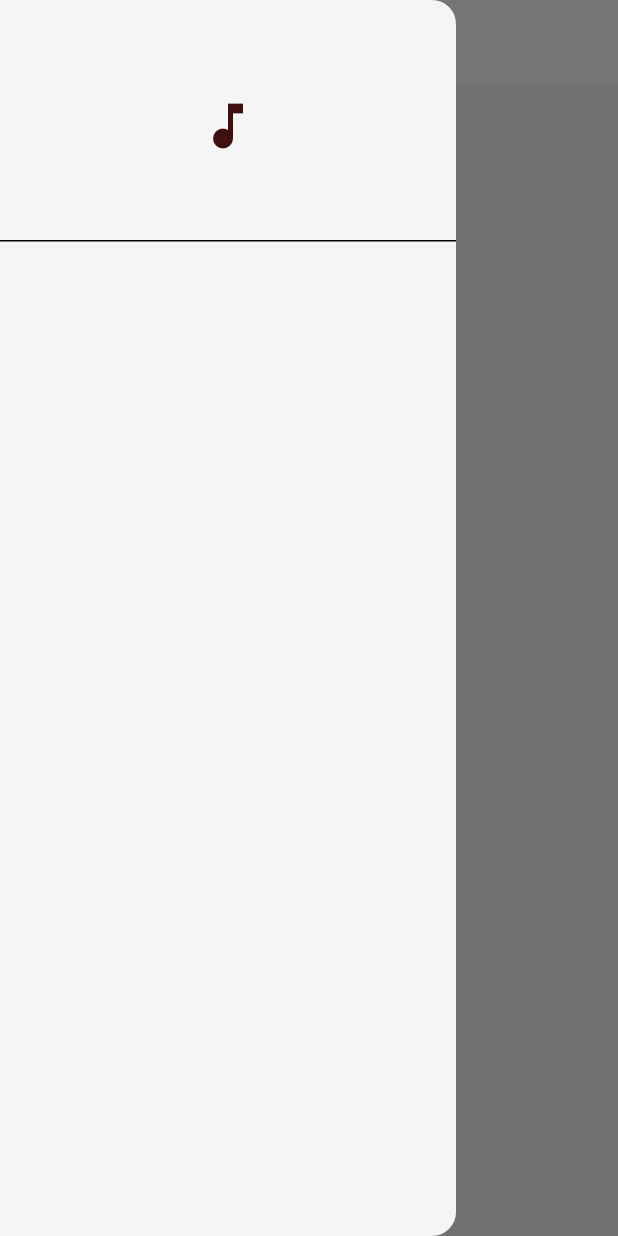
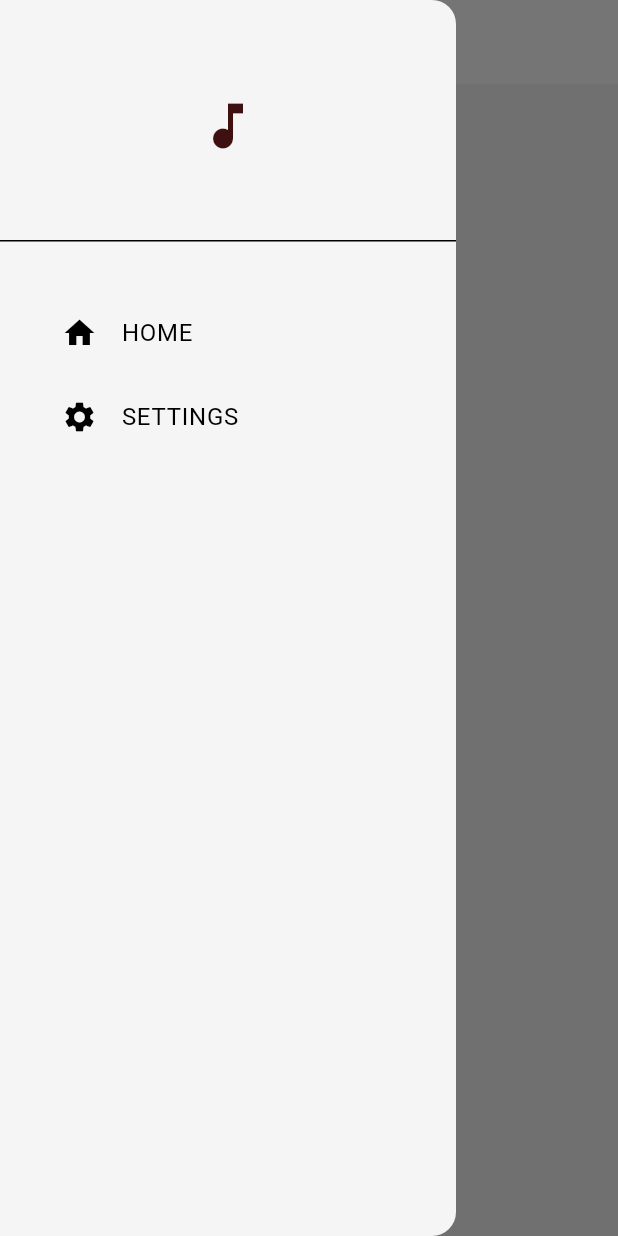
Before and after one commit to Mudithamadu/Music_Player_Mobile, a Flutter app: the screen it shows after launch, with the side drawer open, on a phone screen of 412 x 824 dp. Run offline on Flutter 3.47's test engine with Material 3 defaults, Android fonts, the phone set to English and light mode, and no system bars.

```diff
--- a/lib/components/my_drawer.dart
+++ b/lib/components/my_drawer.dart
@@ -1,4 +1,5 @@
 import 'package:flutter/material.dart';
+import 'package:music_player/pages/settings_page.dart';
 
 class MyDrawer extends StatefulWidget {
   const MyDrawer({super.key});
@@ -23,6 +24,35 @@ class _MyDrawerState extends State<MyDrawer> {
               ),
             ),
           ),
+
+          //Home title
+          Padding(
+            padding: const EdgeInsets.only(left: 25.0, top: 25),
+            child: ListTile(
+              title: Text("HOME"),
+              leading: Icon(Icons.home),
+              onTap: () => Navigator.pop(context),
+            ),
+          ),
+
+          //Settings
+          Padding(
+            padding: const EdgeInsets.only(left: 25.0, top: 0),
+            child: ListTile(
+              title: Text("SETTINGS"),
+              leading: Icon(Icons.settings),
+              onTap: () {
+                //pop drawer
+                Navigator.pop(context);
+
+                //navigate to settings page
+                Navigator.push(
+                  context,
+                  MaterialPageRoute(builder: (context) => SettingsPage()),
+                );
+              },
+            ),
+          ),
         ],
       ),
     );
--- a/lib/themes/theme_provider.dart
+++ b/lib/themes/theme_provider.dart
@@ -22,9 +22,9 @@ class ThemeProvider extends ChangeNotifier {
   //toggle theme
   void toggleTheme() {
     if (_themeData == lightMode) {
-      themeData == darkMode;
+      themeData = darkMode; //assign dark mode
     } else {
-      themeData == lightMode;
+      themeData = lightMode;  //assign light mode
     }
   }
 }
```
Also changed, not shown: lib/pages/settings_page.dart (added, +48 -0 lines).
